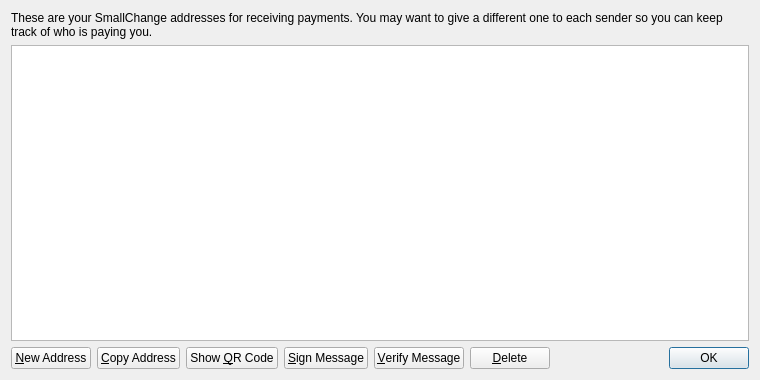
The window that src/qt/forms/addressbookpage.ui (MyFirstCoin/MyFirstCoin) describes before a commit, drawn with Qt 5.
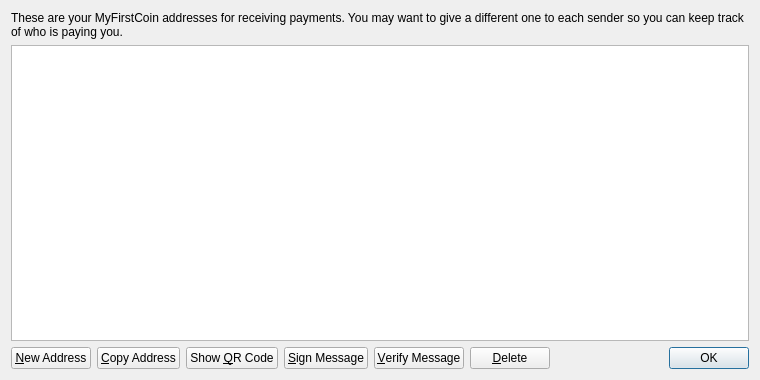
The same window after the commit. Icons and pictures are not drawn.

The edit to the form file:
```diff
--- a/src/qt/forms/addressbookpage.ui
+++ b/src/qt/forms/addressbookpage.ui
@@ -17,7 +17,7 @@
    <item>
     <widget class="QLabel" name="labelExplanation">
      <property name="text">
-      <string>These are your SmallChange addresses for receiving payments. You may want to give a different one to each sender so you can keep track of who is paying you.</string>
+      <string>These are your MyFirstCoin addresses for receiving payments. You may want to give a different one to each sender so you can keep track of who is paying you.</string>
      </property>
      <property name="textFormat">
       <enum>Qt::PlainText</enum>
```
